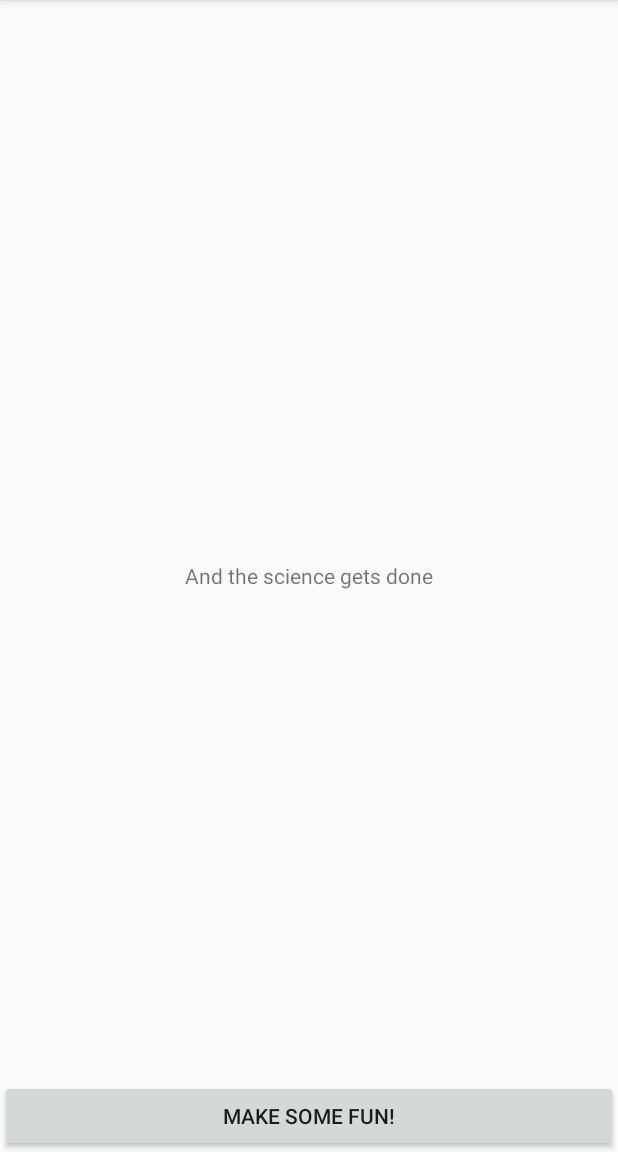
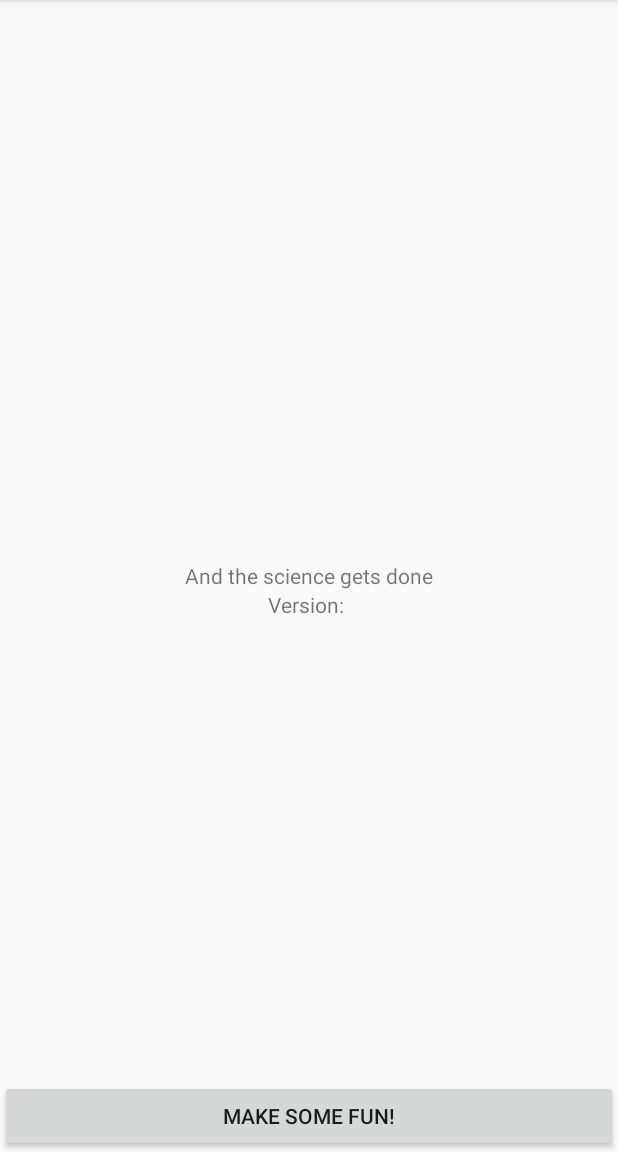
Before and after one commit to BOOtak/touchlogger-android-client, an Android app: the screen it shows after launch (MainActivity), on a phone screen of 412 x 824 dp, the part 84-1236 px from its top. Run offline under Robolectric (Android 15) with nearby library versions, the phone set to English and light mode, and no system bars; libraries missing offline, so code that uses them is left out: com.evernote.android, eu.chainfire.libsuperuser; 3 statements that could not run were skipped.

Commit message:
Count app version based on git commit.

```diff
--- a/app/build.gradle
+++ b/app/build.gradle
@@ -1,4 +1,7 @@
 apply plugin: 'com.android.application'
+
+def gitCommitCount =
+        Integer.parseInt('git rev-list --count HEAD'.execute([], project.rootDir).text.trim())
 
 android {
     compileSdkVersion 26
@@ -7,8 +10,8 @@ android {
         applicationId "org.leyfer.thesis.touchlogger_dirty"
         minSdkVersion 14
         targetSdkVersion 26
-        versionCode 1
-        versionName "1.0"
+        versionCode gitCommitCount
+        versionName "2.0.$gitCommitCount"
         testInstrumentationRunner "android.support.test.runner.AndroidJUnitRunner"
         externalNativeBuild {
             cmake {
--- a/app/src/main/java/org/leyfer/thesis/touchlogger_dirty/activity/MainActivity.java
+++ b/app/src/main/java/org/leyfer/thesis/touchlogger_dirty/activity/MainActivity.java
@@ -18,6 +18,7 @@ import android.widget.Button;
 import android.widget.TextView;
 import android.widget.Toast;
 
+import org.leyfer.thesis.touchlogger_dirty.BuildConfig;
 import org.leyfer.thesis.touchlogger_dirty.R;
 import org.leyfer.thesis.touchlogger_dirty.dialog.ErrorAlertDialog;
 import org.leyfer.thesis.touchlogger_dirty.exception.ManualInstallationException;
@@ -48,8 +49,10 @@ public class MainActivity extends AppCompatActivity {
 
         setContentView(R.layout.activity_main);
 
-        TextView tv = findViewById(R.id.sample_text);
-        tv.setText(R.string.science);
+        TextView hello = findViewById(R.id.sample_text);
+        hello.setText(R.string.science);
+        TextView version = findViewById(R.id.version);
+        version.setText(getString(R.string.version, BuildConfig.VERSION_NAME));
 
         mHandler = new Handler(getMainLooper());
 
--- a/app/src/main/res/layout/activity_main.xml
+++ b/app/src/main/res/layout/activity_main.xml
@@ -14,6 +14,16 @@
         android:layout_centerVertical="true"
         android:layout_centerHorizontal="true"/>
 
+    <TextView
+        android:layout_below="@id/sample_text"
+        android:layout_marginBottom="8dp"
+        android:id="@+id/version"
+        android:layout_width="wrap_content"
+        android:layout_height="wrap_content"
+        android:text="Hello World!"
+        android:layout_centerVertical="true"
+        android:layout_centerHorizontal="true"/>
+
     <Button
         android:id="@+id/button"
         android:layout_width="match_parent"
--- a/app/src/main/res/values/strings.xml
+++ b/app/src/main/res/values/strings.xml
@@ -32,4 +32,5 @@
     <string name="manual_5_1">chmod 755 exec_payload</string>
     <string name="manual_6">4. Start exec_payload:</string>
     <string name="manual_7">./exec_payload</string>
+    <string name="version">Version: %1$s</string>
 </resources>
```
